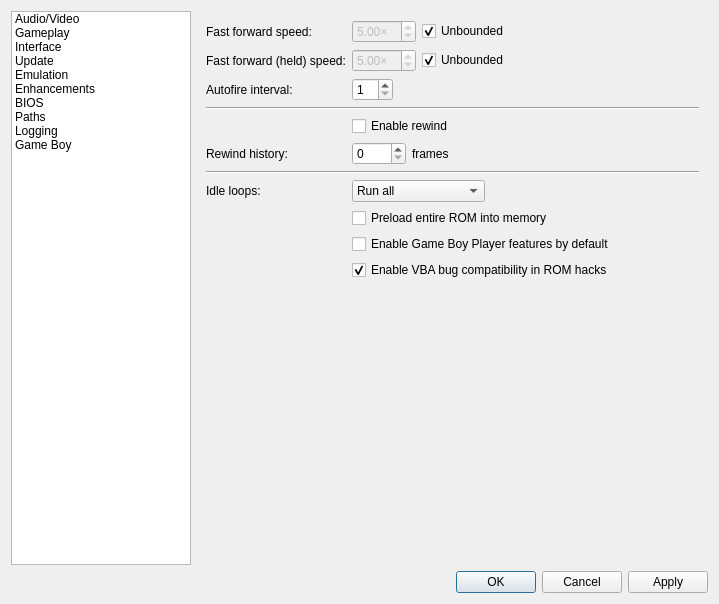
First picture: the form in Libretro/mgba/src/platform/qt/SettingsView.ui, repository kiddreads/Avalon-copy2, before the edit.
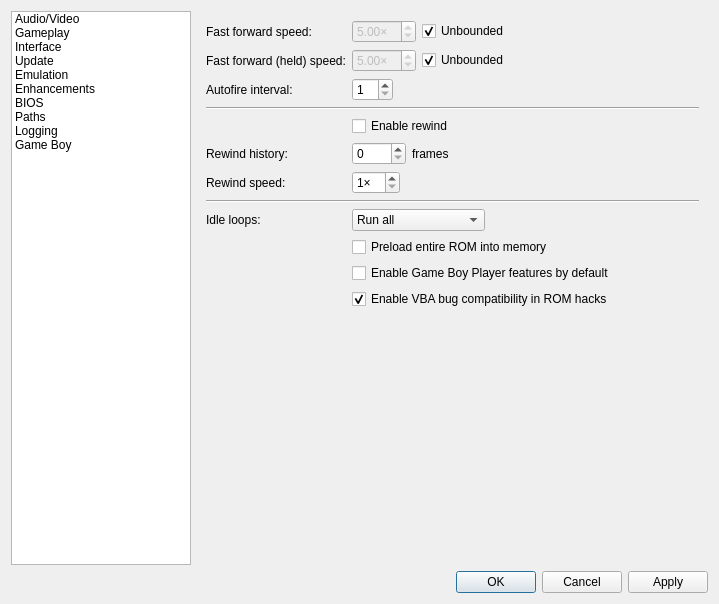
Second picture: the form after the edit. The open tabs and pages were chosen to show the change.

Commit message: Qt: Make rewind speed adjustable (#2902)

Diff of the .ui file:
```diff
--- a/Libretro/mgba/src/platform/qt/SettingsView.ui
+++ b/Libretro/mgba/src/platform/qt/SettingsView.ui
@@ -1195,21 +1195,51 @@
          </item>
         </layout>
        </item>
-       <item row="6" column="0" colspan="2">
+       <item row="6" column="0">
+        <widget class="QLabel" name="label_54">
+         <property name="text">
+          <string>Rewind speed:</string>
+         </property>
+        </widget>
+       </item>
+       <item row="6" column="1">
+        <layout class="QHBoxLayout" name="horizontalLayout_23">
+         <item>
+          <widget class="QSpinBox" name="rewindBufferInterval">
+           <property name="suffix">
+            <string notr="true">×</string>
+           </property>
+           <property name="minimum">
+            <number>1</number>
+           </property>
+           <property name="maximum">
+            <number>10</number>
+           </property>
+           <property name="singleStep">
+            <number>1</number>
+           </property>
+           <property name="value">
+            <number>1</number>
+           </property>
+          </widget>
+         </item>
+        </layout>
+       </item>
+       <item row="7" column="0" colspan="2">
         <widget class="Line" name="line_3">
          <property name="orientation">
           <enum>Qt::Horizontal</enum>
          </property>
         </widget>
        </item>
-       <item row="7" column="0">
+       <item row="8" column="0">
         <widget class="QLabel" name="label_15">
          <property name="text">
           <string>Idle loops:</string>
          </property>
         </widget>
        </item>
-       <item row="7" column="1">
+       <item row="8" column="1">
         <widget class="QComboBox" name="idleOptimization">
          <item>
           <property name="text">
@@ -1228,21 +1258,21 @@
          </item>
         </widget>
        </item>
-       <item row="8" column="1">
+       <item row="9" column="1">
         <widget class="QCheckBox" name="preload">
          <property name="text">
           <string>Preload entire ROM into memory</string>
          </property>
         </widget>
        </item>
-       <item row="9" column="1">
+       <item row="10" column="1">
         <widget class="QCheckBox" name="forceGbp">
          <property name="text">
           <string>Enable Game Boy Player features by default</string>
          </property>
         </widget>
        </item>
-       <item row="10" column="1">
+       <item row="11" column="1">
         <widget class="QCheckBox" name="vbaBugCompat">
          <property name="text">
           <string>Enable VBA bug compatibility in ROM hacks</string>
```
The commit also changes 9 other files.
